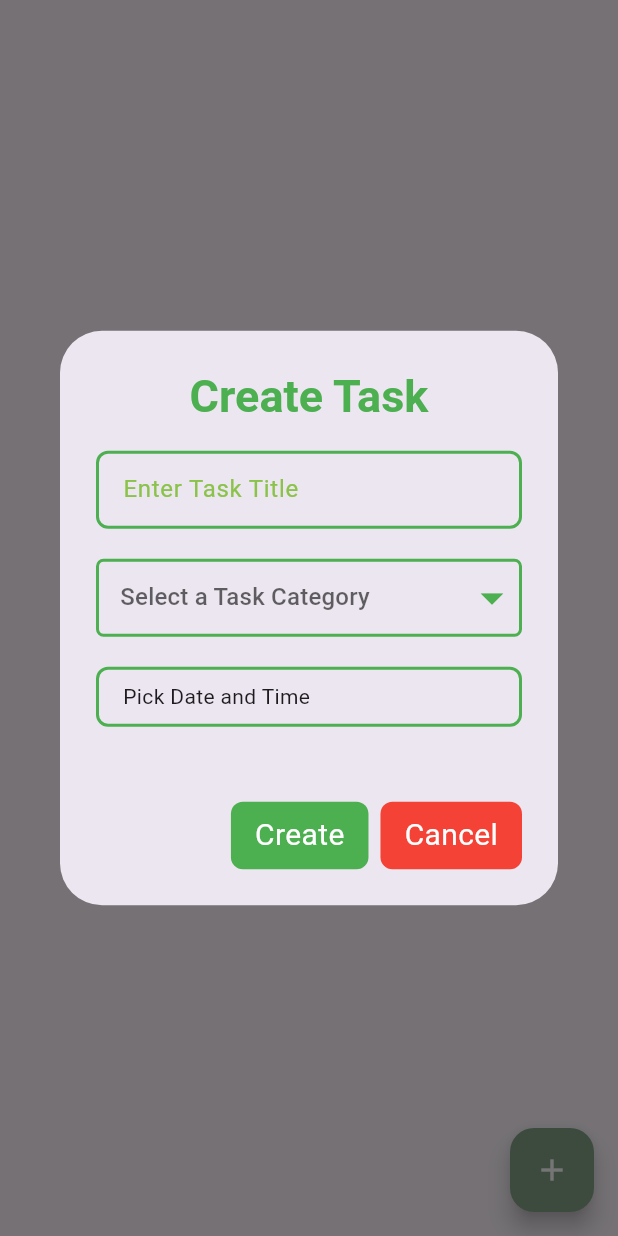
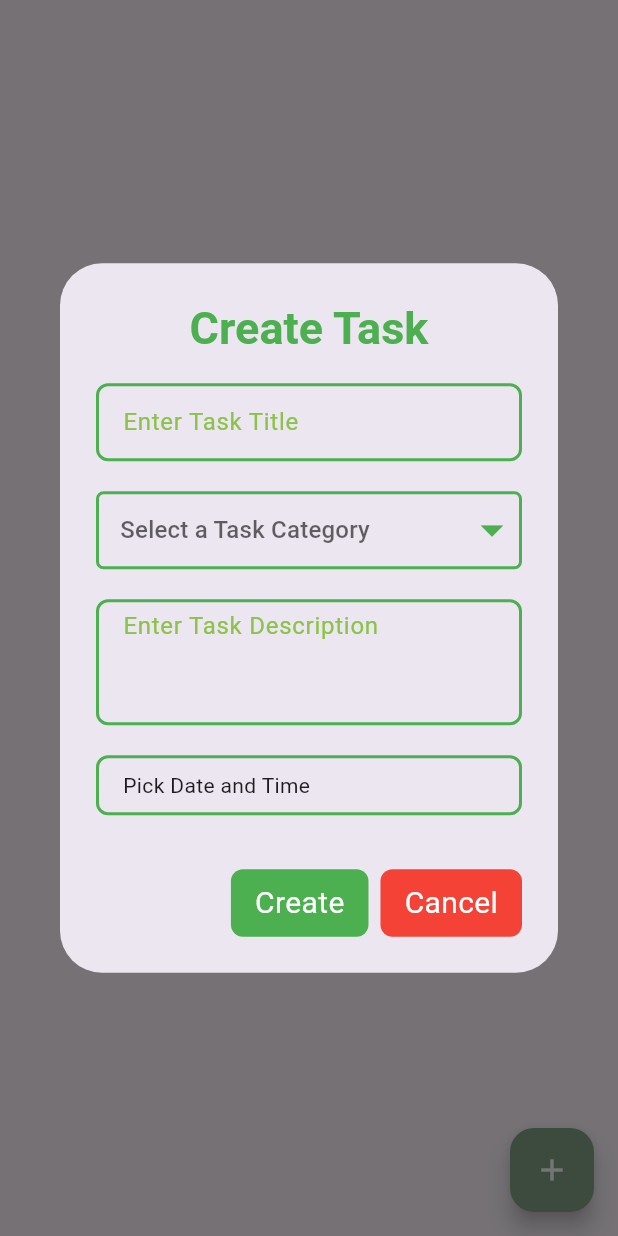
Before and after one commit to Chinokoo/schedule-app, a Flutter app: the AllTaskPage screen opened directly, after a tap on the "add" icon, on a phone screen of 412 x 824 dp. Run offline on Flutter 3.47's test engine with Material 3 defaults, Android fonts, the light colour scheme and no system bars; our stand-ins replace easy_date_timeline, fluttertoast, google_nav_bar, isar; missing offline and left inert: omni_datetime_picker; accounts and stored records are empty; generated files the repository leaves out were written again.

Commit message:
Fix the Alert dialog overflow issue

```diff
--- a/lib/components/dialog.dart
+++ b/lib/components/dialog.dart
@@ -17,6 +17,8 @@ class DialogBox extends StatefulWidget {
 class _DialogBoxState extends State<DialogBox> {
   //title
   TextEditingController titleController = TextEditingController();
+  //description
+  TextEditingController descController = TextEditingController();
   // iscomplete variable to check if task is completed or not.
   bool iscomplete = false;
   //loading
@@ -68,6 +70,7 @@ class _DialogBoxState extends State<DialogBox> {
 
   void saveTask() {
     if (titleController.text.isNotEmpty &&
+        descController.text.isNotEmpty &&
         selectedCategory.isNotEmpty &&
         pickedDate != null) {
       isLoading = true;
@@ -75,6 +78,7 @@ class _DialogBoxState extends State<DialogBox> {
       taskSchedule = TaskSchedule(
         title: titleController.text,
         category: selectedCategory,
+        description: descController.text,
         isComplete: iscomplete,
         createdAt: DateTime.now(),
         isInProgress: false,
@@ -171,8 +175,9 @@ class _DialogBoxState extends State<DialogBox> {
         style: TextStyle(
             color: Colors.green, fontSize: 30, fontWeight: FontWeight.bold),
       )),
-      content: SizedBox(
-        height: 210,
+      content: SingleChildScrollView(
+        child: SizedBox(
+          height: 300,
           child: Column(
             children: [
               // Text Field for task title
@@ -201,12 +206,33 @@ class _DialogBoxState extends State<DialogBox> {
                   });
                 },
               ),
+              // sized box for spacing
+              const SizedBox(height: 20),
+
+              // Text Field for task description
+              Container(
+                  padding: const EdgeInsets.symmetric(horizontal: 16),
+                  decoration: BoxDecoration(
+                      border: Border.all(color: Colors.green, width: 2),
+                      borderRadius: BorderRadius.circular(8)),
+                  child: TextField(
+                      controller: descController,
+                      minLines: 3,
+                      keyboardType: TextInputType.multiline,
+                      maxLines: 4,
+                      decoration: const InputDecoration(
+                        border: InputBorder.none,
+                        isDense: true,
+                        hintText: "Enter Task Description",
+                        hintStyle: TextStyle(color: Colors.lightGreen),
+                      ))),
 
               // sized box for spacing
               const SizedBox(height: 20),
               // pick date and time for task
               dateTimePicker(),
             ],
+          ),
         ),
       ),
       actions: [
--- a/lib/database_operations/productivity_database.dart
+++ b/lib/database_operations/productivity_database.dart
@@ -24,6 +24,7 @@ class ProductivityDatabase extends ChangeNotifier {
     final TaskSchedule task = TaskSchedule(
         title: taskSchedule.title,
         category: taskSchedule.category,
+        description: taskSchedule.description,
         dateAndTime: taskSchedule.dateAndTime,
         createdAt: DateTime.now(),
         isInProgress: false,
--- a/lib/models/task.dart
+++ b/lib/models/task.dart
@@ -17,6 +17,9 @@ class TaskSchedule {
   // time and date for the task
   DateTime dateAndTime;
 
+  //task description
+  String description;
+
   //completed or not
   bool isComplete;
 
@@ -32,6 +35,7 @@ class TaskSchedule {
       {required this.title,
       required this.category,
       required this.dateAndTime,
+      required this.description,
       required this.createdAt,
       required this.isInProgress,
       required this.isComplete});
--- a/lib/pages/tasks.dart
+++ b/lib/pages/tasks.dart
@@ -82,6 +82,7 @@ class _AllTaskPageState extends State<AllTaskPage> {
                             const Divider(
                               color: Color(0xff85A389),
                             ),
+                            Text(task.description),
                             Row(
                               children: [
                                 Container(
```
Also changed, not shown: lib/models/task.g.dart. Lines whose indentation alone changed are shown as unchanged.
